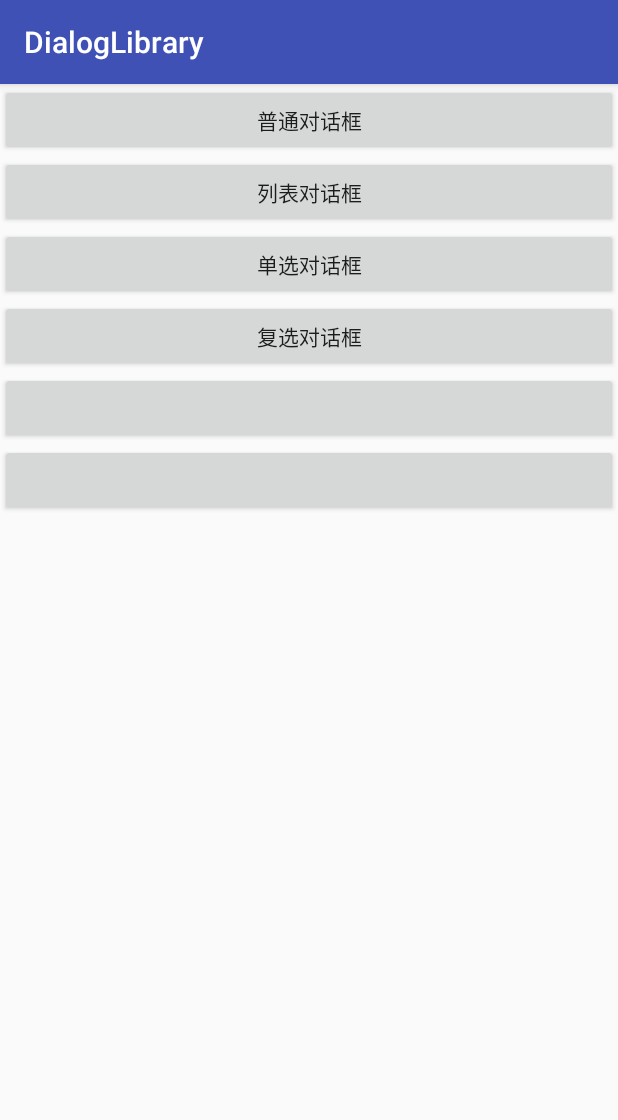
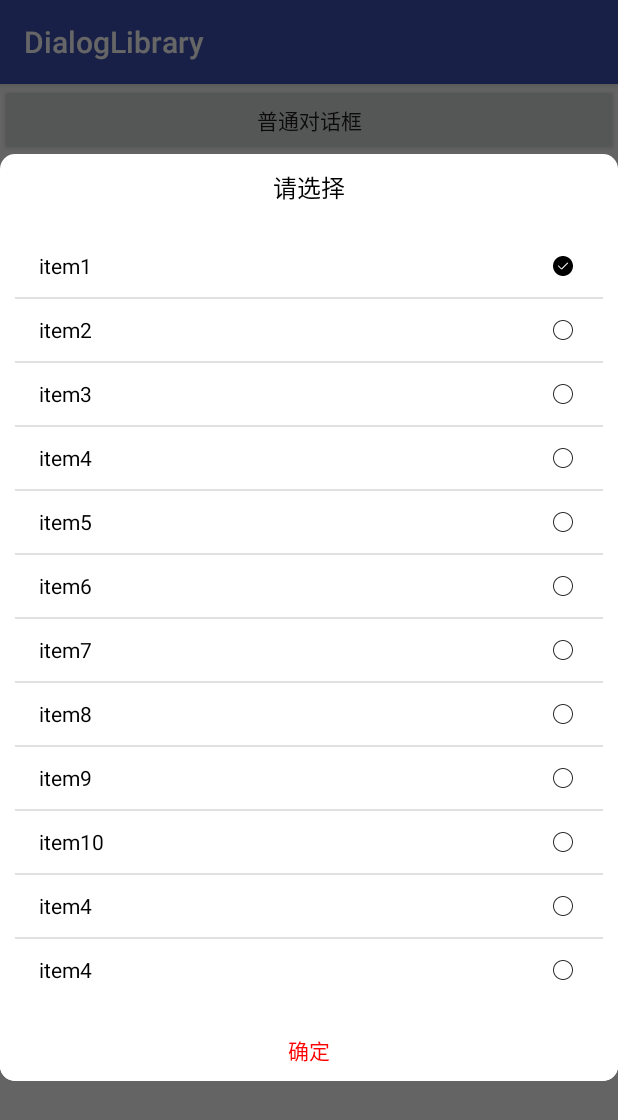
Before and after one commit to c786909486/DialogLibrary, an Android app: the screen it shows after launch (MainActivity), after a tap on "单选对话框", on a phone screen of 412 x 824 dp. Shown: the top 1120 px of the screen. Run offline under Robolectric (Android 15) with nearby library versions, the phone set to English and light mode, and no system bars.

Commit message:
添加单选对话框

```diff
--- a/app/src/main/java/axun/com/dialoglibrary/MainActivity.java
+++ b/app/src/main/java/axun/com/dialoglibrary/MainActivity.java
@@ -1,12 +1,14 @@
 package axun.com.dialoglibrary;
 
 import android.app.Dialog;
+import android.content.DialogInterface;
 import android.os.Bundle;
 import android.support.v7.app.AppCompatActivity;
 import android.view.View;
 import android.widget.Button;
 import android.widget.Toast;
 
+import axun.com.quickdialog.MyDialogUtils;
 import axun.com.quickdialog.dialog.MyDialogInterface;
 import axun.com.quickdialog.dialog.SimpleDialog;
 
@@ -46,10 +48,10 @@ public class MainActivity extends AppCompatActivity implements View.OnClickListe
                 showListDialog();
                 break;
             case R.id.btn_3:
-
+                showSingleChooseDialog();
                 break;
             case R.id.btn_4:
-
+                showMultiChooseDialog();
                 break;
             default:
                 break;
@@ -124,6 +126,35 @@ public class MainActivity extends AppCompatActivity implements View.OnClickListe
      * 弹出单选对话框
      */
     private void showSingleChooseDialog(){
+        SimpleDialog.getInstance(this)
+                .create()
+                .setTitle("请选择")
+                .setSingleChooseItems(list, new MyDialogInterface.MyDialogListener() {
+                    @Override
+                    public void OnClick(Dialog dialog, int position) {
 
+                    }
+                }).setPositiveButton(new MyDialogInterface.MyDialogListener() {
+            @Override
+            public void OnClick(Dialog dialog, int position) {
+                Toast.makeText(MainActivity.this,"选择了"+list[position],Toast.LENGTH_SHORT).show();
+                dialog.dismiss();
+            }
+        }).show();
+    }
+
+    private void showMultiChooseDialog(){
+        boolean[] checkItem = new boolean[]{false,false,false,false,false,false,false,false,false,false,false,false,false,false,false,false};
+        MyDialogUtils.getInstance().createMuiltyListDialog(this, "多选框", list, checkItem, new DialogInterface.OnMultiChoiceClickListener() {
+            @Override
+            public void onClick(DialogInterface dialog, int which, boolean isChecked) {
+
+            }
+        }, new DialogInterface.OnClickListener() {
+            @Override
+            public void onClick(DialogInterface dialog, int which) {
+
+            }
+        });
     }
 }
--- /dev/null
+++ b/quickdialog/src/main/java/axun/com/quickdialog/adapter/SingleChooseAdapter.java
@@ -0,0 +1,85 @@
+package axun.com.quickdialog.adapter;
+
+import android.content.Context;
+import android.view.LayoutInflater;
+import android.view.View;
+import android.view.ViewGroup;
+import android.widget.BaseAdapter;
+import android.widget.RadioButton;
+import android.widget.TextView;
+
+import axun.com.quickdialog.R;
+
+/**
+ * Created by Administrator on 2018/3/5.
+ */
+
+public class SingleChooseAdapter extends BaseAdapter {
+    String[] items;
+    Context context;
+    LayoutInflater inflater;
+    int selectId;
+
+    public SingleChooseAdapter(String[] items, Context context) {
+        this.items = items;
+        this.context = context;
+        inflater = LayoutInflater.from(context);
+    }
+
+    @Override
+    public int getCount() {
+        return items.length;
+    }
+
+    @Override
+    public Object getItem(int position) {
+        return items[position];
+    }
+
+    @Override
+    public long getItemId(int position) {
+        return position;
+    }
+
+    @Override
+    public View getView(final int position, View convertView, ViewGroup parent) {
+        final SingleHolder holder;
+        if (convertView == null){
+            convertView = inflater.inflate(R.layout.item_sigle_choose,parent,false);
+            holder = new SingleHolder();
+            holder.mShowText = convertView.findViewById(R.id.show_text);
+            holder.mSingleBtn = convertView.findViewById(R.id.single_button);
+            convertView.setTag(holder);
+        }else {
+            holder = (SingleHolder) convertView.getTag();
+        }
+
+//        holder.mSingleBtn.setOnClickListener(new View.OnClickListener() {
+//            @Override
+//            public void onClick(View v) {
+//                if (!holder.mSingleBtn.isChecked()){
+//                    setSelectId(position);
+//                }
+//            }
+//        });
+
+        if (selectId == position){
+            holder.mSingleBtn.setChecked(true);
+        }else {
+            holder.mSingleBtn.setChecked(false);
+        }
+        holder.mShowText.setText(items[position]);
+
+        return convertView;
+    }
+
+    public void setSelectId(int selectId) {
+        this.selectId = selectId;
+        notifyDataSetChanged();
+    }
+
+    class SingleHolder{
+        TextView mShowText;
+        RadioButton mSingleBtn;
+    }
+}
--- a/quickdialog/src/main/java/axun/com/quickdialog/dialog/SimpleDialog.java
+++ b/quickdialog/src/main/java/axun/com/quickdialog/dialog/SimpleDialog.java
@@ -4,8 +4,8 @@ import android.app.AlertDialog;
 import android.content.Context;
 import android.graphics.Color;
 import android.support.annotation.ColorInt;
-import android.support.annotation.Nullable;
 import android.support.annotation.StringRes;
+import android.support.annotation.StyleRes;
 import android.text.TextUtils;
 import android.util.Log;
 import android.view.ContextThemeWrapper;
@@ -18,12 +18,14 @@ import android.view.ViewTreeObserver;
 import android.view.Window;
 import android.view.WindowManager;
 import android.widget.AdapterView;
-import android.widget.ArrayAdapter;
+import android.widget.BaseAdapter;
 import android.widget.LinearLayout;
 import android.widget.ListView;
 import android.widget.TextView;
 
 import axun.com.quickdialog.R;
+import axun.com.quickdialog.adapter.ListChooseAdapter;
+import axun.com.quickdialog.adapter.SingleChooseAdapter;
 
 /**
  * Created by Administrator on 2018/2/25.
@@ -37,6 +39,7 @@ public class SimpleDialog {
     private TextView mCancleBtn;
     private TextView mApplyBtn;
     private View view;
+    private int witch = 0;
 
     private SimpleDialog(Context context) {
         this.context = context;
@@ -66,12 +69,15 @@ public class SimpleDialog {
      * @return
      */
     public SimpleDialog create() {
+        witch = 0;
         dialog = new AlertDialog.Builder(new ContextThemeWrapper(context, R.style.MyDialog))
                 .create();
         //默认设置点击外部可取消
         dialog.setCanceledOnTouchOutside(true);
         view = LayoutInflater.from(context).inflate(R.layout.normal_dialog_layout, null);
         initView(view);
+        mContentLayout.removeAllViews();
+
         return this;
     }
 
@@ -80,14 +86,20 @@ public class SimpleDialog {
      * @param title
      * @return
      */
-    public SimpleDialog setTitle(String title) {
+    public SimpleDialog setTitle(String title,float textSize,int textColor) {
         if (!TextUtils.isEmpty(title)) {
             mTvTitle.setVisibility(View.VISIBLE);
             mTvTitle.setText(title);
+            mTvTitle.setTextSize(textSize);
+            mTvTitle.setTextColor(textColor);
         }else {
             mTvTitle.setVisibility(View.GONE);
         }
         return this;
+    }
+
+    public SimpleDialog setTitle(String title) {
+        return setTitle(title,16,Color.BLACK);
     }
 
     public SimpleDialog setTitle(CharSequence title){
@@ -113,7 +125,7 @@ public class SimpleDialog {
             mApplyBtn.setOnClickListener(new View.OnClickListener() {
                 @Override
                 public void onClick(View v) {
-                    listener.OnClick(dialog,0);
+                    listener.OnClick(dialog,witch);
                 }
             });
         }else {
@@ -220,7 +232,9 @@ public class SimpleDialog {
             textView.setTextColor(textColor);
             textView.setTextSize(textSize);
             textView.setGravity(gravity);
-            textView.setLayoutParams(new LinearLayout.LayoutParams(ViewGroup.LayoutParams.MATCH_PARENT, ViewGroup.LayoutParams.WRAP_CONTENT));
+            LinearLayout.LayoutParams layoutParams = new LinearLayout.LayoutParams(ViewGroup.LayoutParams.MATCH_PARENT, ViewGroup.LayoutParams.WRAP_CONTENT);
+            layoutParams.setMargins(0,20,0,20);
+            textView.setLayoutParams(layoutParams);
             textView.setText(message);
             mContentLayout.addView(textView);
         }
@@ -245,13 +259,12 @@ public class SimpleDialog {
      * @param listener
      * @return
      */
-    public SimpleDialog setItems(String[] items, final MyDialogInterface.MyDialogListener listener){
+    public SimpleDialog setItems(String[] items,BaseAdapter adapter, final MyDialogInterface.MyDialogListener listener){
         if (items!=null && items.length>0){
             ListView listView = new ListView(context);
             listView.setLayoutParams(new LinearLayout.LayoutParams(ViewGroup.LayoutParams.MATCH_PARENT, ViewGroup.LayoutParams.WRAP_CONTENT));
             listView.setVerticalScrollBarEnabled(false);
             mContentLayout.addView(listView);
-            ArrayAdapter<String> adapter = new ArrayAdapter<String>(context,android.R.layout.simple_list_item_1,items);
             listView.setAdapter(adapter);
             listView.setOnItemClickListener(new AdapterView.OnItemClickListener() {
                 @Override
@@ -260,16 +273,71 @@ public class SimpleDialog {
                 }
             });
         }
-
         return this;
     }
 
-    public SimpleDialog setSingleChooseItems(String[] items, @Nullable MyDialogInterface.MyDialogListener listener){
+    public SimpleDialog setItems(String[] items,MyDialogInterface.MyDialogListener listener){
+        ListChooseAdapter adapter = new ListChooseAdapter(items,context);
+        return setItems(items,adapter,listener);
+    }
 
+    /**
+     * 设置单选列表
+     * @param items
+     * @param listener
+     * @return
+     */
+    public SimpleDialog setSingleChooseItems(String[] items, final MyDialogInterface.MyDialogListener listener){
+        if (items!=null && items.length>0){
+            final ListView listView = new ListView(context);
+            listView.setLayoutParams(new LinearLayout.LayoutParams(ViewGroup.LayoutParams.MATCH_PARENT, ViewGroup.LayoutParams.WRAP_CONTENT));
+            listView.setVerticalScrollBarEnabled(false);
+            mContentLayout.addView(listView);
+            final SingleChooseAdapter adapter = new SingleChooseAdapter(items,context);
+            listView.setAdapter(adapter);
+            listView.setOnItemClickListener(new AdapterView.OnItemClickListener() {
+                @Override
+                public void onItemClick(AdapterView<?> parent, View view, final int position, long id) {
+                    adapter.setSelectId(position);
+                    witch = position;
+                    listView.postDelayed(new Runnable() {
+                        @Override
+                        public void run() {
+                            if (listener!=null){
+                                listener.OnClick(dialog,position);
+                            }
+                        }
+                    },500);
+                }
+            });
 
+        }
         return this;
     }
 
+    /**
+     * 设置位置
+     * @param gravity
+     * @return
+     */
+    public SimpleDialog setGravity(int gravity){
+        if (dialog!=null){
+            dialog.getWindow().setGravity(gravity);
+        }
+        return this;
+    }
+
+    public SimpleDialog setAnimation(@StyleRes int animation){
+        if (dialog!=null){
+            dialog.getWindow().setWindowAnimations(animation);
+        }
+        return this;
+    }
+
+
+    /**
+     * 显示
+     */
     public void show(){
         if (mApplyBtn.getVisibility() == View.VISIBLE && mCancleBtn.getVisibility() == View.GONE){
             mApplyBtn.setBackgroundResource(R.drawable.bottom_drawable);
@@ -285,7 +353,6 @@ public class SimpleDialog {
         mContentLayout.getViewTreeObserver().addOnGlobalLayoutListener(new ViewTreeObserver.OnGlobalLayoutListener() {
             @Override
             public void onGlobalLayout() {
-
                 Window window = dialog.getWindow();
                 WindowManager windowManager = (WindowManager) context.getSystemService(Context.WINDOW_SERVICE);
                 Display display = windowManager.getDefaultDisplay();
--- /dev/null
+++ b/quickdialog/src/main/res/drawable/icon_radio_button.xml
@@ -0,0 +1,5 @@
+<?xml version="1.0" encoding="utf-8"?>
+<selector xmlns:android="http://schemas.android.com/apk/res/android">
+    <item android:drawable="@drawable/icon_radio_checked" android:state_checked="true"/>
+    <item android:drawable="@drawable/icon_radio" android:state_checkable="false"/>
+</selector>
--- /dev/null
+++ b/quickdialog/src/main/res/layout/item_sigle_choose.xml
@@ -0,0 +1,29 @@
+<?xml version="1.0" encoding="utf-8"?>
+<LinearLayout xmlns:android="http://schemas.android.com/apk/res/android"
+    xmlns:tools="http://schemas.android.com/tools"
+    android:orientation="horizontal"
+    android:layout_width="match_parent"
+    android:layout_height="wrap_content"
+    android:paddingTop="10dp"
+    android:paddingBottom="10dp"
+    android:paddingLeft="16dp"
+    android:paddingRight="16dp"
+    android:gravity="center_vertical">
+    <TextView
+        android:id="@+id/show_text"
+        android:layout_width="0dp"
+        android:layout_height="wrap_content"
+        android:layout_weight="1"
+        android:textSize="14sp"
+        android:textColor="#000000"
+        tools:text="item1"/>
+    <RadioButton
+        android:id="@+id/single_button"
+        android:layout_width="wrap_content"
+        android:layout_height="wrap_content"
+        android:button="@drawable/icon_radio_button"
+        android:clickable="false"
+        android:focusable="false"
+        android:focusableInTouchMode="false"
+        />
+</LinearLayout>
```
Also changed, not shown: quickdialog/src/main/java/axun/com/quickdialog/adapter/ListChooseAdapter.java (added, +49 -0 lines), quickdialog/src/main/res/layout/item_list_choose.xml (added, +20 -0 lines), quickdialog/src/main/res/drawable-hdpi/ic_action_name.png (added), quickdialog/src/main/res/drawable-hdpi/icon_radio.png (added), quickdialog/src/main/res/drawable-hdpi/icon_radio_checked.png (added), quickdialog/src/main/res/drawable-mdpi/ic_action_name.png (added), quickdialog/src/main/res/drawable-xhdpi/ic_action_name.png (added), quickdialog/src/main/res/drawable-xxhdpi/ic_action_name.png (added).
